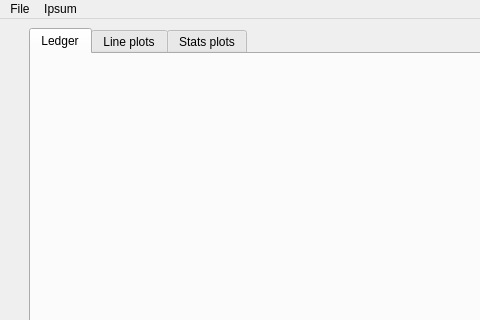
Above: piggy_bank/ui/main_window.ui from pbertoni89/piggy-bank before the change; both pictures show x 0 to 480 and y 0 to 320 of the 1035 by 685 pixel window. Below: the same form after it.
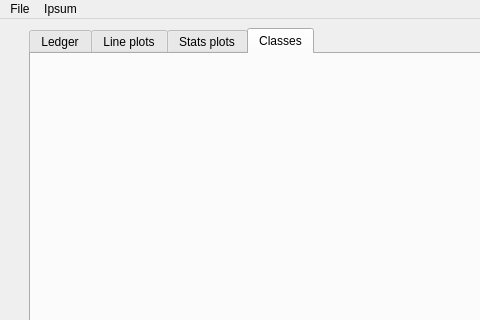
That is the form after the change. The open tabs and pages were chosen to show the change.

Commit message: Classes/periods tab: per-period stats of the filtered ledger. Widgets renamed QW_*

The edit to the form file:
```diff
--- a/piggy_bank/ui/main_window.ui
+++ b/piggy_bank/ui/main_window.ui
@@ -70,6 +70,16 @@
         </item>
        </layout>
       </widget>
+      <widget class="QWidget" name="tab_classes">
+       <attribute name="title">
+        <string>Classes</string>
+       </attribute>
+       <layout class="QVBoxLayout" name="verticalLayout_5">
+        <item>
+         <layout class="QVBoxLayout" name="ql_classes"/>
+        </item>
+       </layout>
+      </widget>
      </widget>
     </item>
    </layout>
```
The commit also changes 13 other files.
